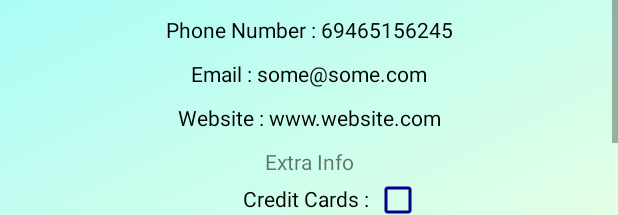
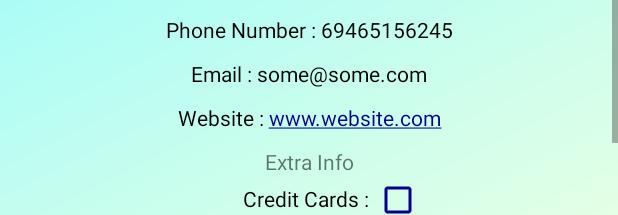
Before and after one commit to ExtinctSpecie/Zante-Travel, an Android app: the layout activity_business.xml on its own in the app's theme, with its tools: preview values and no code run, on a phone screen of 412 x 824 dp. Shown: the part 1021-1236 px from the top of the screen. Run offline under Robolectric (Android 15) with nearby library versions, the phone set to English and light mode, and no system bars.

```diff
--- a/ZanteTravel/app/src/main/AndroidManifest.xml
+++ b/ZanteTravel/app/src/main/AndroidManifest.xml
@@ -39,8 +39,6 @@
         <activity
             android:name=".activities.AboutTownActivity"
             android:theme="@style/AppTheme" />
-        <activity android:name=".activities.FullScreenImagesActivity"
-            android:theme="@style/AppTheme.NoActionBar"/>
     </application>
 
 </manifest>
--- a/ZanteTravel/app/src/main/java/extinctspecie/com/zantetravel/activities/AllBusinessesActivity.java
+++ b/ZanteTravel/app/src/main/java/extinctspecie/com/zantetravel/activities/AllBusinessesActivity.java
@@ -126,9 +126,12 @@ public class AllBusinessesActivity extends AppCompatActivity {
             @Override
             public void onClick(View v) {
 
-                int position = recyclerView.indexOfChild(v);
+                //int position = recyclerView.indexOfChild(v);
+                int position = recyclerView.getChildLayoutPosition(v);
 
                 Business business = rvAdapterBusinessesID.getBusiness(position);
+                business.printSelf();
+                Log.v("HELLO",position+"");
                 Intent intent = new Intent(getBaseContext(), BusinessActivity.class);
                 intent.putExtra("businessID", business.getId());
                 startActivity(intent,bundleAnimation);
--- a/ZanteTravel/app/src/main/java/extinctspecie/com/zantetravel/activities/BusinessActivity.java
+++ b/ZanteTravel/app/src/main/java/extinctspecie/com/zantetravel/activities/BusinessActivity.java
@@ -7,6 +7,7 @@ import android.support.design.widget.TabLayout;
 import android.support.v4.view.ViewPager;
 import android.support.v7.app.AppCompatActivity;
 import android.os.Bundle;
+import android.text.method.LinkMovementMethod;
 import android.util.Log;
 import android.view.MenuItem;
 import android.view.View;
@@ -213,6 +214,7 @@ public class BusinessActivity extends AppCompatActivity {
     }
 
     private void populateViewsWithData() {
+        business.printSelf();
         if(business != null)
         {
             hideViewsNotNeeded();
--- a/ZanteTravel/app/src/main/java/extinctspecie/com/zantetravel/adapters/PABusinessGallery.java
+++ b/ZanteTravel/app/src/main/java/extinctspecie/com/zantetravel/adapters/PABusinessGallery.java
@@ -1,14 +1,11 @@
 package extinctspecie.com.zantetravel.adapters;
 
 import android.content.Context;
-import android.content.DialogInterface;
-import android.content.Intent;
 import android.support.v4.view.PagerAdapter;
 import android.util.Log;
 import android.view.LayoutInflater;
 import android.view.View;
 import android.view.ViewGroup;
-import android.widget.ImageView;
 import android.widget.LinearLayout;
 
 import com.dmallcott.dismissibleimageview.DismissibleImageView;
@@ -19,7 +16,6 @@ import com.squareup.picasso.Picasso;
 import java.util.List;
 
 import extinctspecie.com.zantetravel.R;
-import extinctspecie.com.zantetravel.activities.FullScreenImagesActivity;
 
 /**
  * Created by WorkSpace on 09-Jul-17.
--- a/ZanteTravel/app/src/main/java/extinctspecie/com/zantetravel/adapters/RVAdapterBusinessesID.java
+++ b/ZanteTravel/app/src/main/java/extinctspecie/com/zantetravel/adapters/RVAdapterBusinessesID.java
@@ -115,8 +115,10 @@ public class RVAdapterBusinessesID extends RecyclerView.Adapter<RVAdapterBusines
     public int getItemCount() {
         return businessList.size();
     }
+
     public Business getBusiness(int position)
     {
+        Log.v("SIZEEEE",businessList.size()+"");
         return businessList.get(position);
     }
 
--- a/ZanteTravel/app/src/main/java/extinctspecie/com/zantetravel/models/Business.java
+++ b/ZanteTravel/app/src/main/java/extinctspecie/com/zantetravel/models/Business.java
@@ -1,4 +1,6 @@
 package extinctspecie.com.zantetravel.models;
+
+import android.util.Log;
 
 import io.realm.RealmModel;
 import io.realm.annotations.Ignore;
@@ -336,4 +338,8 @@ public class Business implements RealmModel
         this.coordinates = coordinates;
     }
 
+    public void printSelf() {
+        Log.v("BUSINESS",this.getName());
+        Log.v("BUSINESS",this.getLongDescription());
+    }
 }
--- a/ZanteTravel/app/src/main/res/layout/activity_business.xml
+++ b/ZanteTravel/app/src/main/res/layout/activity_business.xml
@@ -268,7 +268,9 @@
             android:gravity="center"
             android:paddingTop="10dp"
             android:text="Website : www.website.com"
-            android:textColor="@color/Black" />
+            android:textColor="@color/Black"
+            android:textColorLink="@color/DarkBlue"
+            android:autoLink="web"/>
 
         <TextView
             android:id="@+id/tvExtraInfoHelper"
```
Also changed, not shown: ZanteTravel/app/src/main/java/extinctspecie/com/zantetravel/activities/FullScreenImagesActivity.java (deleted, +0 -15 lines), ZanteTravel/app/src/main/res/layout/activity_full_screen_images.xml (deleted, +0 -9 lines), 1 other file.
